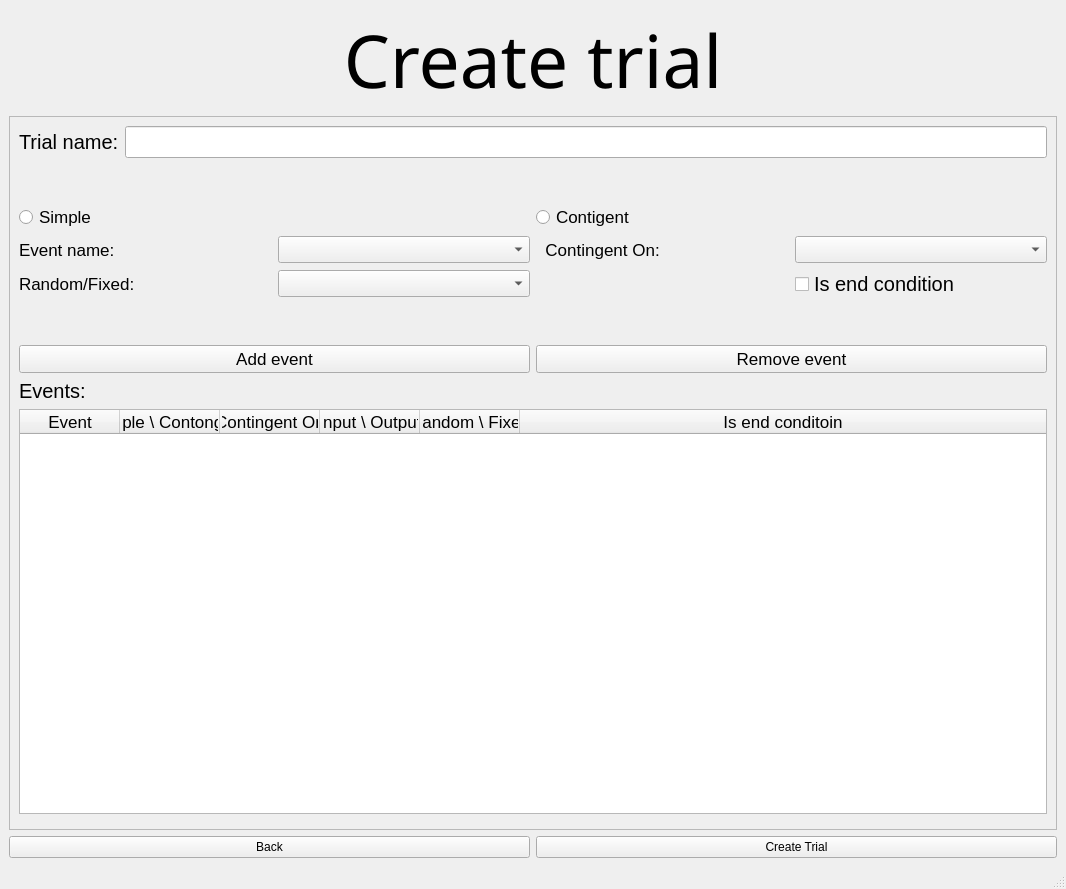
The window that UI/create_trial_type.ui (KehatSudri/Behavior_System2.0) describes before a commit, drawn with Qt 5.
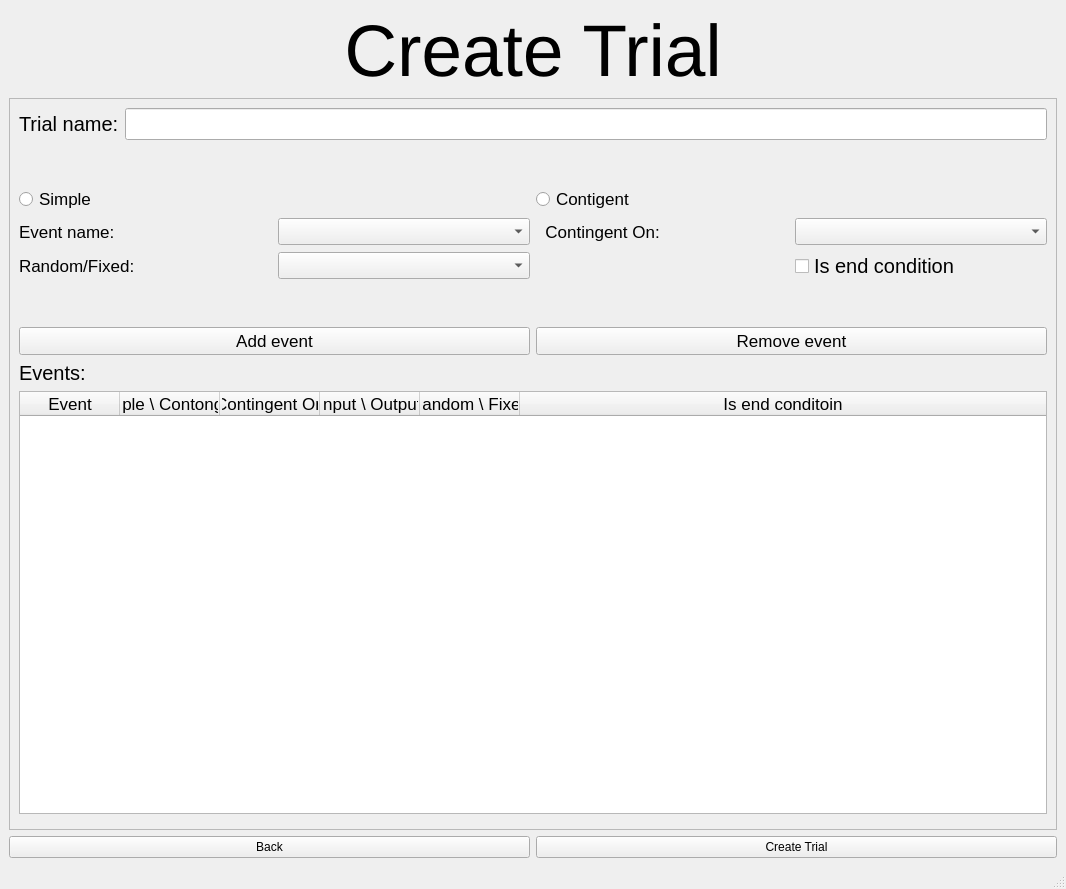
The same window after the commit.

What changed in the file:
```diff
--- a/UI/create_trial_type.ui
+++ b/UI/create_trial_type.ui
@@ -49,7 +49,7 @@
       </property>
       <property name="font">
        <font>
-        <family>David</family>
+        <family>Arial</family>
         <pointsize>55</pointsize>
         <weight>50</weight>
         <italic>false</italic>
@@ -84,7 +84,7 @@
        <number>0</number>
       </property>
       <property name="text">
-       <string>Create trial</string>
+       <string>Create Trial</string>
       </property>
       <property name="scaledContents">
        <bool>false</bool>
```
Left out of the diff: 2 changed lines with no effect on the pictures.
